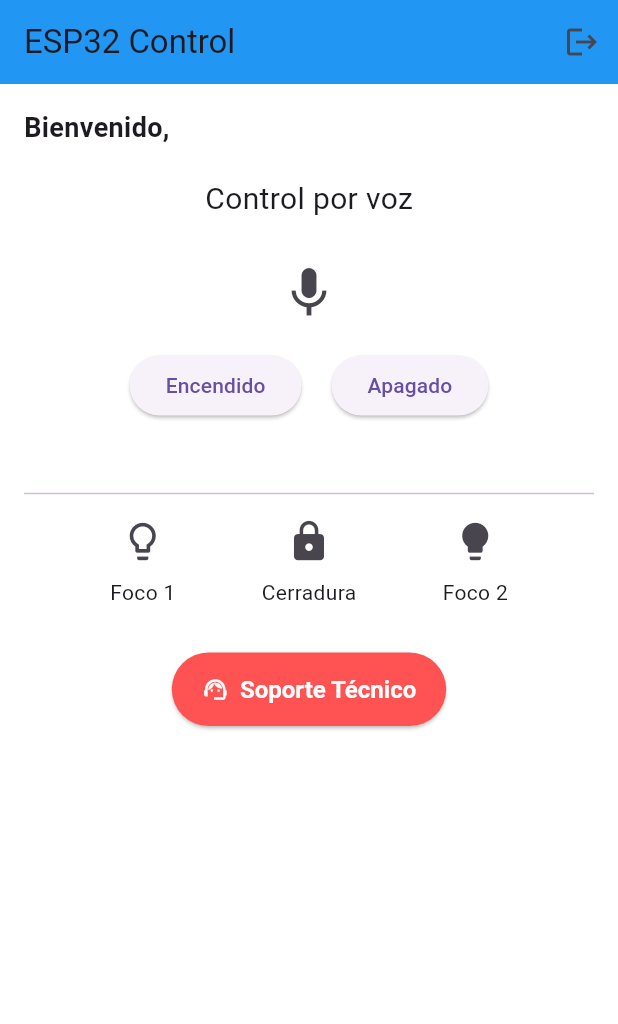
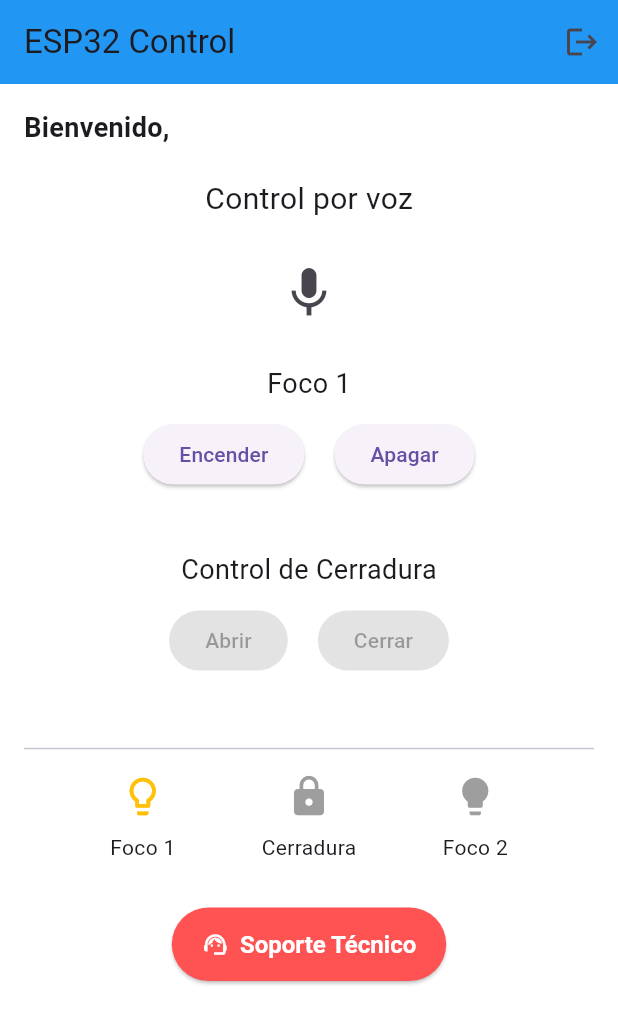
Before and after one commit to DanielMH2024/Integrador, a Flutter app: the InterfazPrincipal screen opened directly with empty values, after a tap on the "lightbulb outline" icon, on a phone screen of 412 x 824 dp. Shown: the top 1024 px of the screen. Run offline on Flutter 3.47's test engine with Material 3 defaults, Android fonts, the light colour scheme and no system bars; our stand-ins replace font_awesome_flutter.

Commit message:
Agregado funcionamiento de los focos y cerradura

```diff
--- a/lib/interfaz/pantalla_principal.dart
+++ b/lib/interfaz/pantalla_principal.dart
@@ -5,7 +5,7 @@ import 'package:font_awesome_flutter/font_awesome_flutter.dart';
 import 'package:http/http.dart' as http;
 import 'dart:convert';
 
-class InterfazPrincipal extends StatelessWidget {
+class InterfazPrincipal extends StatefulWidget {
   final int idUsuario;
   final String nombre;
   final String rol;
@@ -16,13 +16,12 @@ class InterfazPrincipal extends StatelessWidget {
     required this.rol,
   });
 
-  void _enviarComando(String comando) {
-    print("Comando simulado: $comando");
+  @override
+  _InterfazPrincipalState createState() => _InterfazPrincipalState();
 }
 
-  void _navegarADispositivo(BuildContext context, String tipoDispositivo) {
-    print("Simulación de navegación a: $tipoDispositivo");
-  }
+class _InterfazPrincipalState extends State<InterfazPrincipal> {
+  String dispositivoActivo = ''; // 'foco1', 'cerradura', 'foco2'
 
   void _cerrarSesion(BuildContext context) {
     Navigator.pushReplacement(
@@ -33,7 +32,6 @@ class InterfazPrincipal extends StatelessWidget {
 
   Future<void> enviarComandoFoco(String dispositivoId, String accion) async {
     final url = Uri.parse('http://localhost:5000/api/dispositivo/foco');
-
     try {
       final response = await http.post(
         url,
@@ -41,20 +39,44 @@ class InterfazPrincipal extends StatelessWidget {
         body: jsonEncode({
           'dispositivo_id': int.parse(dispositivoId),
           'accion': accion,
+          'id_usuario': widget.idUsuario,
+          'id_habitacion': 1,
         }),
       );
-
       if (response.statusCode == 200) {
-        print('Comando enviado correctamente: $accion');
+        print('Comando foco enviado: $accion');
       } else {
-        print('Error al enviar comando: ${response.statusCode}');
-        print('Respuesta del servidor: ${response.body}');
+        print('Error al enviar comando foco: ${response.statusCode}');
+        print('Respuesta: ${response.body}');
       }
     } catch (e) {
-      print('Error de conexión: $e');
+      print('Error de conexión (foco): $e');
     }
   }
 
+  Future<void> enviarComandoCerradura(String dispositivoId, String accion) async {
+    final url = Uri.parse('http://localhost:5000/api/dispositivo/cerradura');
+    try {
+      final response = await http.post(
+        url,
+        headers: {'Content-Type': 'application/json'},
+        body: jsonEncode({
+          'dispositivo_id': int.parse(dispositivoId),
+          'accion': accion,
+          'id_usuario': widget.idUsuario,
+          'id_habitacion': 1,
+        }),
+      );
+      if (response.statusCode == 200) {
+        print('Cerradura $accion correctamente');
+      } else {
+        print('Error cerradura: ${response.statusCode}');
+        print('Respuesta: ${response.body}');
+      }
+    } catch (e) {
+      print('Error de conexión (cerradura): $e');
+    }
+  }
 
   @override
   Widget build(BuildContext context) {
@@ -72,16 +94,17 @@ class InterfazPrincipal extends StatelessWidget {
       ),
       body: Padding(
         padding: const EdgeInsets.all(16),
+        child: SingleChildScrollView(
           child: Column(
             crossAxisAlignment: CrossAxisAlignment.start,
             children: [
 
-            //simulacion
               Text(
-              'Bienvenido, $nombre',
+                'Bienvenido, ${widget.nombre}',
                 style: TextStyle(fontSize: 18, fontWeight: FontWeight.bold),
               ),
               SizedBox(height: 20),
+
               Center(child: Text('Control por voz', style: TextStyle(fontSize: 20))),
               SizedBox(height: 20),
               Center(
@@ -92,28 +115,65 @@ class InterfazPrincipal extends StatelessWidget {
                   },
                 ),
               ),
+
+
+              SizedBox(height: 20),
+              Center(
+                child: Text(
+                  dispositivoActivo == 'foco1'
+                      ? 'Foco 1'
+                      : (dispositivoActivo == 'foco2' ? 'Foco 2': 'Control Focos'),
+                  style: const TextStyle(fontSize: 18),
+                ),
+              ),
+              const SizedBox(height: 10),
+              Row(
+                mainAxisAlignment: MainAxisAlignment.center,
+                children: [
+                  ElevatedButton(
+                  onPressed: (dispositivoActivo == 'foco1' || dispositivoActivo == 'foco2')
+                        ? () => enviarComandoFoco(
+                        dispositivoActivo == 'foco1' ? '1' : '3',
+                        'encender')
+                        : null,
+                    child: Text('Encender'),
+                  ),
+                  SizedBox(width: 20),
+                  ElevatedButton(
+                    onPressed: (dispositivoActivo == 'foco1' || dispositivoActivo == 'foco2')
+                        ? () => enviarComandoFoco(
+                        dispositivoActivo == 'foco1' ? '1' : '3', 'apagar')
+                        : null,
+                    child: Text('Apagar'),
+                  ),
+                ],
+              ),
+
+
+              const SizedBox(height: 40),
+              Center(child: Text('Control de Cerradura', style: TextStyle(fontSize: 18))),
               SizedBox(height: 10),
               Row(
                 mainAxisAlignment: MainAxisAlignment.center,
                 children: [
                   ElevatedButton(
-                  onPressed: () async {
-                    await enviarComandoFoco('1', 'encender');
-                  },
-                  child: Text('Encendido'),
+                    onPressed: dispositivoActivo == 'cerradura'
+                        ? () => enviarComandoCerradura('2', 'abrir')
+                        : null,
+                    child: Text('Abrir'),
                   ),
                   SizedBox(width: 20),
                   ElevatedButton(
-                  onPressed: () async {
-                    await enviarComandoFoco('1', 'apagar');
-                  },
-                  child: Text('Apagado'),
+                    onPressed: dispositivoActivo == 'cerradura'
+                        ? () => enviarComandoCerradura('2', 'cerrar')
+                        : null,
+                    child: Text('Cerrar'),
                   ),
                 ],
               ),
+
               SizedBox(height: 40),
               Divider(),
-
 
               Row(
                 mainAxisAlignment: MainAxisAlignment.spaceEvenly,
@@ -121,8 +181,15 @@ class InterfazPrincipal extends StatelessWidget {
                   Column(
                     children: [
                       IconButton(
-                      icon: Icon(Icons.lightbulb_outline, size: 30),
-                      onPressed: () => _navegarADispositivo(context, 'foco1'),
+                        icon: Icon(Icons.lightbulb_outline, size: 30,
+                        color: dispositivoActivo == 'foco1' ? Colors.amber : Colors.grey,
+                        ),
+                        onPressed: () {
+                          setState(() {
+                            dispositivoActivo = 'foco1';
+                          });
+                          print("Activado: Foco 1");
+                        },
                       ),
                       Text('Foco 1'),
                     ],
@@ -130,8 +197,15 @@ class InterfazPrincipal extends StatelessWidget {
                   Column(
                     children: [
                       IconButton(
-                      icon: Icon(Icons.lock, size: 30),
-                      onPressed: () => _navegarADispositivo(context, 'cerradura'),
+                        icon: Icon(Icons.lock, size: 30,
+                        color: dispositivoActivo == 'cerradura' ? Colors.blueAccent : Colors.grey,
+                        ),
+                        onPressed: () {
+                          setState(() {
+                            dispositivoActivo = 'cerradura';
+                          });
+                          print("Activado: Cerradura");
+                        },
                       ),
                       Text('Cerradura'),
                     ],
@@ -139,8 +213,15 @@ class InterfazPrincipal extends StatelessWidget {
                   Column(
                     children: [
                       IconButton(
-                      icon: Icon(Icons.lightbulb, size: 30),
-                      onPressed: () => _navegarADispositivo(context, 'foco2'),
+                        icon: Icon(Icons.lightbulb, size: 30,
+                        color: dispositivoActivo == 'foco2' ? Colors.amber : Colors.grey,
+                        ),
+                        onPressed: () {
+                          setState(() {
+                            dispositivoActivo = 'foco2';
+                          });
+                          print("Activado: Foco 2");
+                        },
                       ),
                       Text('Foco 2'),
                     ],
@@ -149,14 +230,14 @@ class InterfazPrincipal extends StatelessWidget {
               ),
 
               SizedBox(height: 30),
-
-
               Center(
                 child: ElevatedButton.icon(
                   onPressed: () {
                     Navigator.push(
                       context,
-                    MaterialPageRoute(builder: (_) => PantallaSoporte(idUsuario: idUsuario)),
+                      MaterialPageRoute(
+                        builder: (_) => PantallaSoporte(idUsuario: widget.idUsuario),
+                      ),
                     );
                   },
                   icon: Icon(Icons.support_agent),
@@ -172,6 +253,7 @@ class InterfazPrincipal extends StatelessWidget {
             ],
           ),
         ),
+      ),
     );
   }
 }
```
Lines whose indentation alone changed are shown as unchanged.
